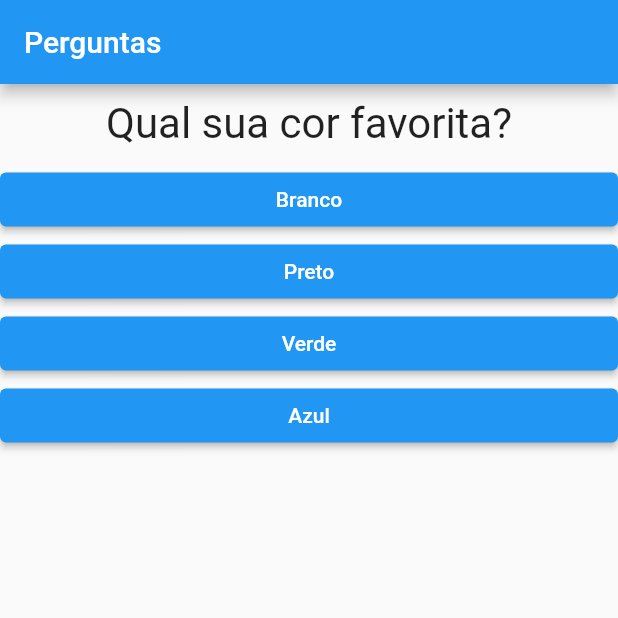
After one commit to andreicampigotto/flutter, a Flutter app: the screen it shows after launch, on a phone screen of 412 x 824 dp, the top half of it. The commit adds this screen. Run offline on Flutter 3.47's test engine with Material 2 defaults, Android fonts, the phone set to English and light mode, and no system bars.

Commit message:
criado componentes

```diff
--- a/projeto_perguntas/lib/main.dart
+++ b/projeto_perguntas/lib/main.dart
@@ -1,8 +1,6 @@
 import 'package:flutter/material.dart';
-import 'package:projeto_perguntas/resposta.dart';
-import './questao.dart';
-import './resposta.dart';
 import './resultado.dart';
+import './questionario.dart';
 
 main() => runApp(PerguntaApp());
 
@@ -34,10 +32,6 @@ class _PerguntaAppState extends State<PerguntaApp> {
 
   @override
   Widget build(BuildContext context) {
-    //abordagem declarativa
-    List<String> respostas = estaSelecionado
-        ? _perguntas[_perguntaSelecionada].cast()['respostas']
-        : [];
     //List<Widget> widgets =
     //respostas.map((t) => Resposta(t, _responder)).toList();
 
@@ -52,12 +46,10 @@ class _PerguntaAppState extends State<PerguntaApp> {
           title: Text('Perguntas'),
         ),
         body: estaSelecionado
-            ? Column(
-                children: <Widget>[
-                  Questao(_perguntas[_perguntaSelecionada]['texto'].toString()),
-                  ...respostas.map((t) => Resposta(t, _responder)).toList(),
-                ],
-              )
+            ? Questionario(
+                perguntas: _perguntas,
+                perguntaSelecionada: _perguntaSelecionada,
+                responder: _responder)
             : Resultado(),
       ),
     );
--- /dev/null
+++ b/projeto_perguntas/lib/questionario.dart
@@ -0,0 +1,32 @@
+import 'package:flutter/material.dart';
+import './questao.dart';
+import './resposta.dart';
+
+class Questionario extends StatelessWidget {
+  final List<Map<String, Object>> perguntas;
+  final int perguntaSelecionada;
+  final void Function() responder;
+
+  Questionario({
+    required this.perguntas,
+    required this.perguntaSelecionada,
+    required this.responder,
+  });
+
+  bool get estaSelecionado {
+    return perguntaSelecionada < perguntas.length;
+  }
+
+  @override
+  Widget build(BuildContext context) {
+    List<String> respostas = estaSelecionado
+        ? perguntas[perguntaSelecionada].cast()['respostas']
+        : [];
+    return Column(
+      children: <Widget>[
+        Questao(perguntas[perguntaSelecionada]['texto'].toString()),
+        ...respostas.map((t) => Resposta(t, responder)).toList(),
+      ],
+    );
+  }
+}
```
